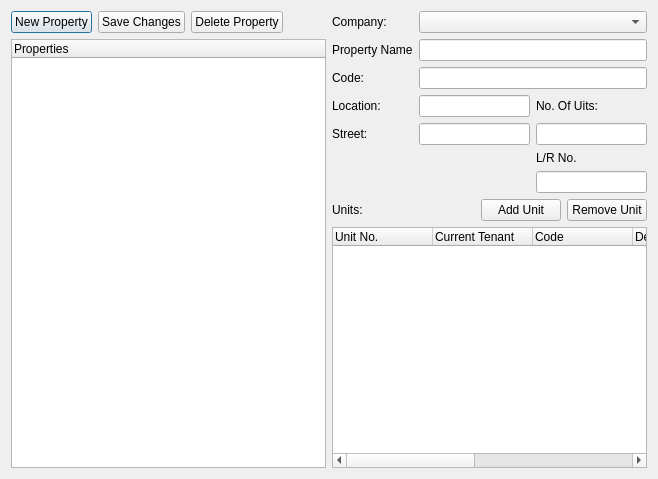
First picture: the form in propertiesdialog.ui, repository jayjay-w/rentman, before the edit.
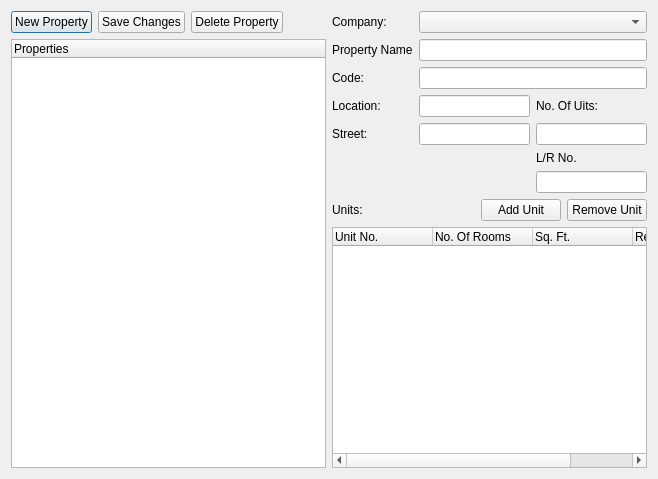
Second picture: the form after the edit.

```diff
--- a/propertiesdialog.ui
+++ b/propertiesdialog.ui
@@ -192,32 +192,17 @@
      </column>
      <column>
       <property name="text">
-       <string>Current Tenant</string>
+       <string>No. Of Rooms</string>
       </property>
      </column>
      <column>
       <property name="text">
-       <string>Code</string>
+       <string>Sq. Ft.</string>
       </property>
      </column>
      <column>
       <property name="text">
-       <string>Description</string>
-      </property>
-     </column>
-     <column>
-      <property name="text">
-       <string>Sq. Ft</string>
-      </property>
-     </column>
-     <column>
-      <property name="text">
-       <string>No. Of Bedrooms</string>
-      </property>
-     </column>
-     <column>
-      <property name="text">
-       <string>Monthly Rent</string>
+       <string>Rent / Month</string>
       </property>
      </column>
     </widget>
```
Left out of the diff: 12 changed lines with no effect on the pictures.
